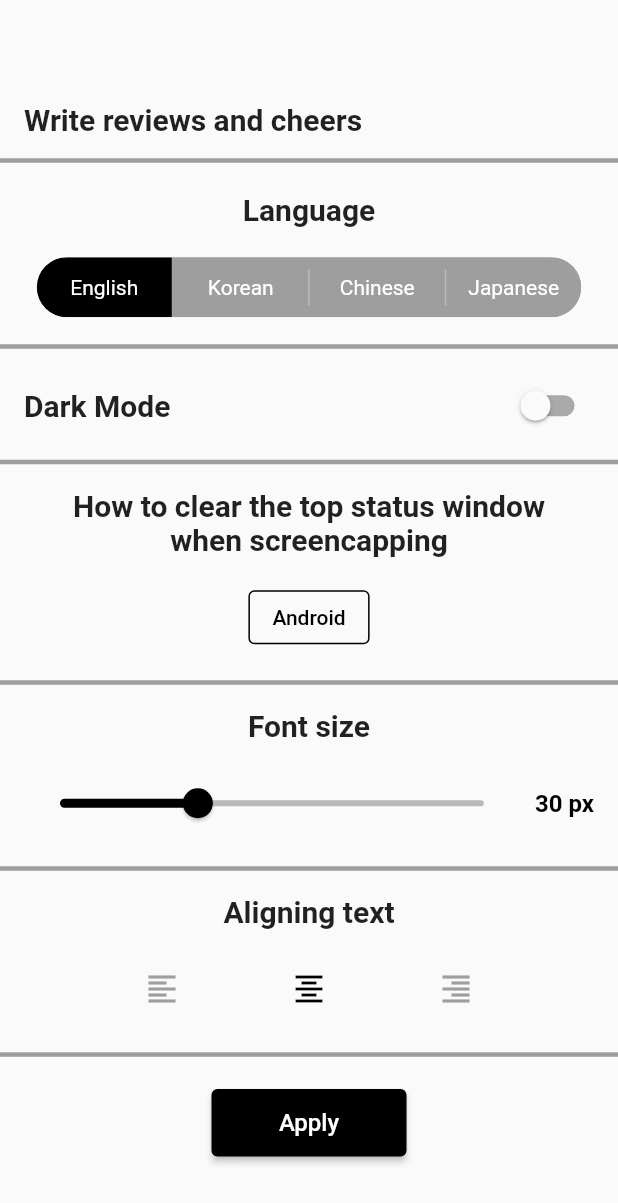
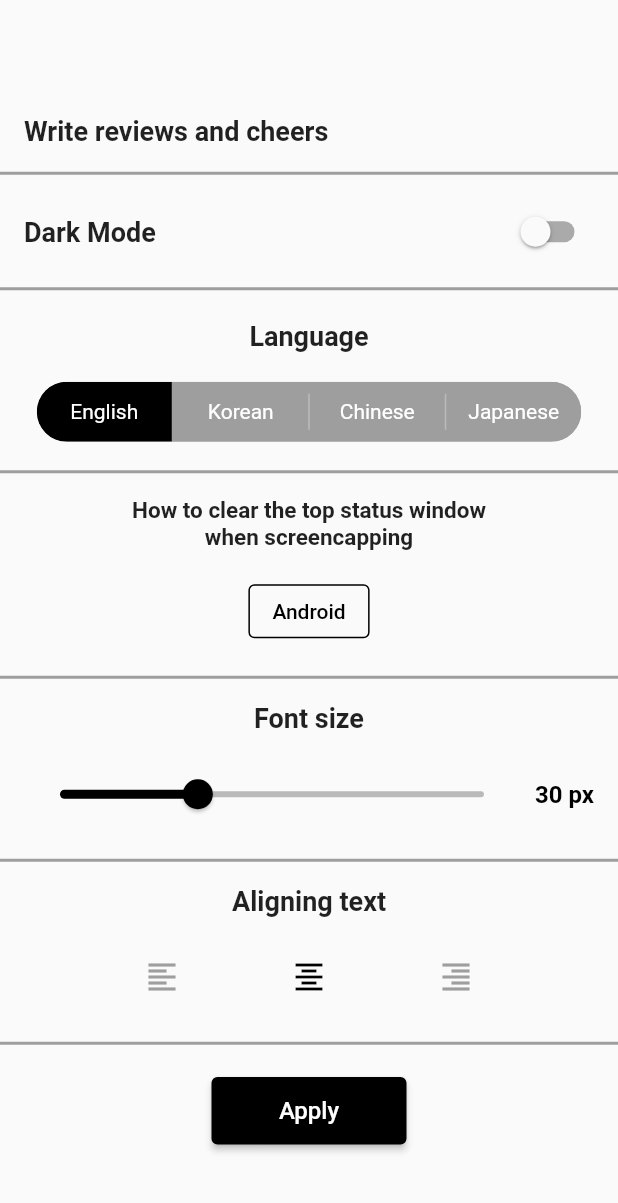
Before and after one commit to choiwangchun/Goal_Setter, a Flutter app: the screen it shows after launch, after a tap on the "settings" icon, on a phone screen of 412 x 824 dp. Shown: the top 1203 px of the screen. Run offline on Flutter 3.47's test engine with Material 2 defaults, Android fonts, the phone set to English and light mode, and no system bars; drawn by our look-alikes of toggle_switch; our stand-ins replace easy_localization, google_mobile_ads, shared_preferences.

Commit message:
ui fix
ui 수정

```diff
--- a/lib/main.dart
+++ b/lib/main.dart
@@ -371,7 +371,7 @@ class _SettingsScreenState extends State<SettingsScreen> {
           "Toggle_lang",
           style: TextStyle(
             fontWeight: FontWeight.bold,
-            fontSize: 20,
+            fontSize: 18,
           ),
         ).tr(),
         SizedBox(height: 20),
@@ -418,7 +418,6 @@ class _SettingsScreenState extends State<SettingsScreen> {
     );
   }
 
-//git test
 
 
   @override
@@ -435,17 +434,13 @@ class _SettingsScreenState extends State<SettingsScreen> {
         mainAxisAlignment: MainAxisAlignment.center,
         children: [
           ListTile(
-            title: Text("Review", style: TextStyle(fontSize: 20, fontWeight: FontWeight.bold)).tr(),
+            title: Text("Review", style: TextStyle(fontSize: 18, fontWeight: FontWeight.bold)).tr(),
             onTap: _launchURL,
           ),
-          Divider(color: Colors.grey,height: 1, thickness: 3),
-          SizedBox(height: 20),
-          _buildLanguageToggle(),
-          SizedBox(height: 20),
-          Divider(color: Colors.grey,height: 1, thickness: 3),
+          Divider(color: Colors.grey,height: 1, thickness: 2),
           SizedBox(height: 10),
           SwitchListTile(
-            title: Text("Dark_Mode", style: TextStyle(fontSize: 20, fontWeight: FontWeight.bold)).tr(),
+            title: Text("Dark_Mode", style: TextStyle(fontSize: 18, fontWeight: FontWeight.bold)).tr(),
             value: isDarkMode,
             onChanged: (bool newValue) {
               setState(() {
@@ -455,10 +450,14 @@ class _SettingsScreenState extends State<SettingsScreen> {
             },
           ),
           SizedBox(height: 10),
-          Divider(color: Colors.grey,height: 1, thickness: 3),
+          Divider(color: Colors.grey,height: 1, thickness: 2),
+          SizedBox(height: 20),
+          _buildLanguageToggle(),
+          SizedBox(height: 20),
+          Divider(color: Colors.grey,height: 1, thickness: 2),
           Padding(
             padding: const EdgeInsets.all(16.0),
-            child: Text("Screenshot_manual", textAlign: TextAlign.center, style: TextStyle(fontSize: 20, fontWeight: FontWeight.bold)).tr(),
+            child: Text("Screenshot_manual", textAlign: TextAlign.center, style: TextStyle(fontSize: 15, fontWeight: FontWeight.bold)).tr(),
           ),
           OutlinedButton(
             onPressed: () {
@@ -473,10 +472,10 @@ class _SettingsScreenState extends State<SettingsScreen> {
             ),
           ),
           SizedBox(height: 20),
-          Divider(color: Colors.grey,height: 1, thickness: 3),
+          Divider(color: Colors.grey,height: 1, thickness: 2),
           Padding(
             padding: const EdgeInsets.all(16.0),
-            child: Text("Font_size", style: TextStyle(fontSize: 20, fontWeight: FontWeight.bold)).tr(),
+            child: Text("Font_size", style: TextStyle(fontSize: 18, fontWeight: FontWeight.bold)).tr(),
           ),
           Padding(
             padding: const EdgeInsets.symmetric(horizontal: 16.0),
@@ -504,10 +503,10 @@ class _SettingsScreenState extends State<SettingsScreen> {
             ),
           ),
           SizedBox(height: 20),
-          Divider(color: Colors.grey,height: 1, thickness: 3),
+          Divider(color: Colors.grey,height: 1, thickness: 2),
           Padding(
             padding: const EdgeInsets.all(16.0),
-            child: Text("Aligning_text", style: TextStyle(fontSize: 20, fontWeight: FontWeight.bold)).tr(),
+            child: Text("Aligning_text", style: TextStyle(fontSize: 18, fontWeight: FontWeight.bold)).tr(),
           ),
           Row(
             mainAxisAlignment: MainAxisAlignment.center,
@@ -532,7 +531,7 @@ class _SettingsScreenState extends State<SettingsScreen> {
             ],
           ),
           SizedBox(height: 20),
-          Divider(color: Colors.grey,height: 1, thickness: 3),
+          Divider(color: Colors.grey,height: 1, thickness: 2),
           SizedBox(height: 20),
           ElevatedButton(
             child: Text(
```
Also changed, not shown: 2 other files.
